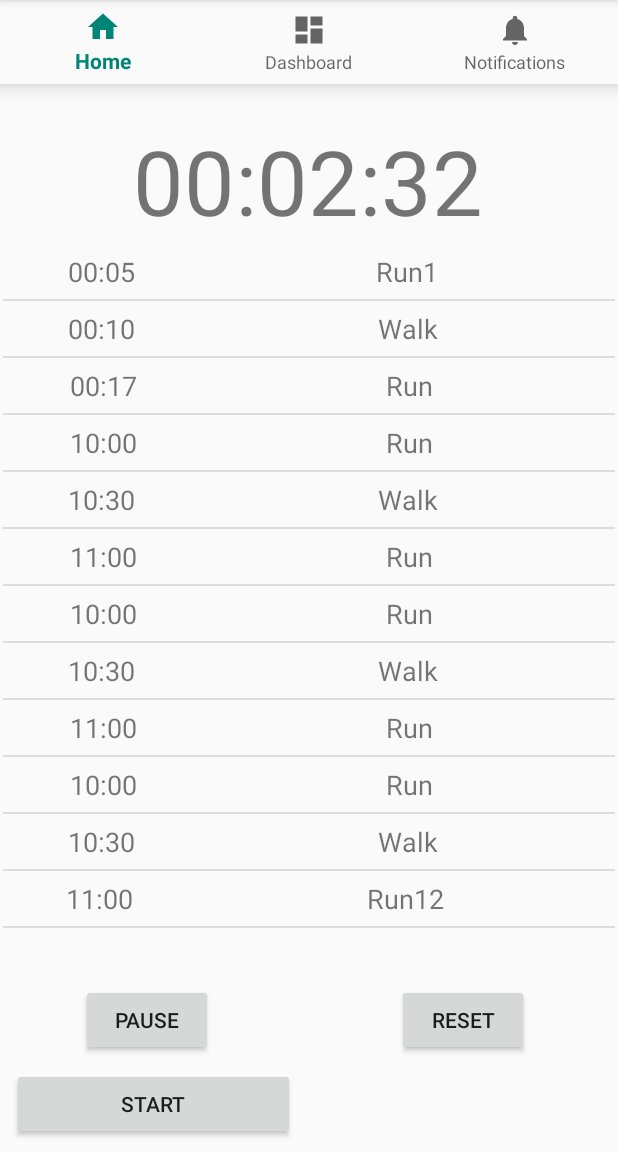
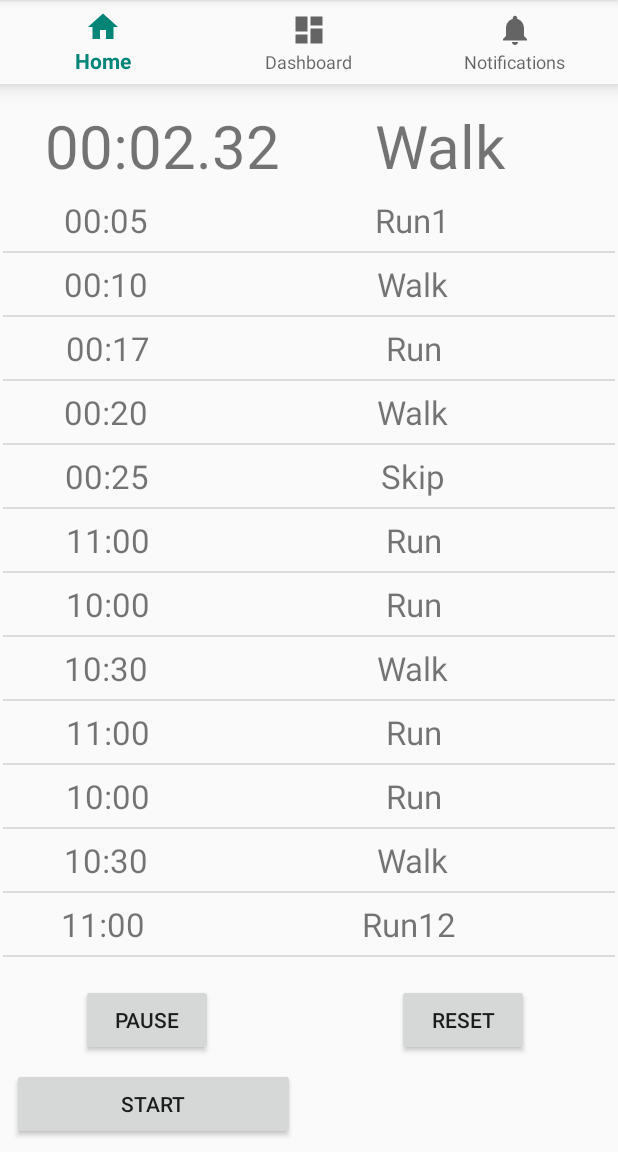
Before and after one commit to Sergiogamboa11/Intervals, an Android app: the screen it shows after launch (MainActivity), after a tap on "PAUSE", on a phone screen of 412 x 824 dp, the part 84-1236 px from its top. Run offline under Robolectric (Android 15) with nearby library versions, the phone set to English and light mode, and no system bars; 1 other tap on this screen came first.

Commit message:
Intervals that have been passed by the stopwatch are now removed, made some UI changes

```diff
--- a/app/src/main/AndroidManifest.xml
+++ b/app/src/main/AndroidManifest.xml
@@ -11,7 +11,8 @@
         android:theme="@style/AppTheme">
         <activity
             android:name=".MainActivity"
-            android:label="@string/app_name">
+            android:label="@string/app_name"
+            android:screenOrientation="portrait" >
             <intent-filter>
                 <action android:name="android.intent.action.MAIN" />
 
--- a/app/src/main/java/com/example/intervals/MainActivity.java
+++ b/app/src/main/java/com/example/intervals/MainActivity.java
@@ -13,6 +13,7 @@ import androidx.appcompat.app.AppCompatActivity;
 import androidx.annotation.NonNull;
 
 import android.os.Handler;
+import android.util.Log;
 import android.view.MenuItem;
 import android.view.View;
 import android.widget.Button;
@@ -28,7 +29,7 @@ public class MainActivity extends AppCompatActivity {
     long startTime, currenTime;
     long pausedTime = 0;
     boolean isRunning = false;
-    TextView timeTextView;
+    TextView timeTextView, actionTextView;
     Handler handler = new Handler();
     Handler soundHandler = new Handler();
     ListView timeListView;
@@ -38,6 +39,7 @@ public class MainActivity extends AppCompatActivity {
     SoundPool soundPool;
     MediaPlayer mediaPlayer;
     int alert1, alert2;
+    IntervalListViewAdapter adapter;
 
     private BottomNavigationView.OnNavigationItemSelectedListener mOnNavigationItemSelectedListener
             = new BottomNavigationView.OnNavigationItemSelectedListener() {
@@ -68,14 +70,16 @@ public class MainActivity extends AppCompatActivity {
         navView.setOnNavigationItemSelectedListener(mOnNavigationItemSelectedListener);
 
         timeTextView = (TextView) findViewById(R.id.tvTime);
+        actionTextView = (TextView) findViewById(R.id.tvAction);
+
         timeListView = (ListView) findViewById(R.id.timeListView);
 
 
         Interval a = new Interval("00:05","Run1");
         Interval a2 = new Interval("00:10","Walk");
         Interval a3 = new Interval("00:17","Run");
-        Interval a4 = new Interval("10:00","Run");
-        Interval a5 = new Interval("10:30","Walk");
+        Interval a4 = new Interval("00:20","Walk");
+        Interval a5 = new Interval("00:25","Skip");
         Interval a6 = new Interval("11:00","Run");
         Interval a7 = new Interval("10:00","Run");
         Interval a8 = new Interval("10:30","Walk");
@@ -98,11 +102,9 @@ public class MainActivity extends AppCompatActivity {
         intervalList.add(a11);
         intervalList.add(a12);
 
-        IntervalListViewAdapter adapter = new IntervalListViewAdapter(this, R.layout.interval_adapter_layout, intervalList);
+        adapter = new IntervalListViewAdapter(this, R.layout.interval_adapter_layout, intervalList);
         timeListView.setAdapter(adapter);
-
     }
-
 
     public boolean checkTime(ArrayList<Interval> list, long currenTime){
 
@@ -113,9 +115,11 @@ public class MainActivity extends AppCompatActivity {
                 minutes, seconds);
 
         for(int i = 0; i < list.size(); i++){
-//            Log.e("ERRCHK", list.get(i).getAction() + "");
-
             if(list.get(i).getTime().equals(time) && milliseconds < 100) { // only play if time matches and its in the earlier part of the second (avoids multiple alarms)
+                String temp = intervalList.get(i).getAction();
+                actionTextView.setText( temp+ "");
+                intervalList.remove(i);
+                adapter.notifyDataSetChanged();
                 play();
             }
 
@@ -132,7 +136,7 @@ public class MainActivity extends AppCompatActivity {
         long minutes = (millis / 1000) / 60;
         long seconds = (millis / 1000) % 60;
         long milliseconds = (millis % 1000) / 10 ;
-        String time = String.format("%02d:%02d:%02d",
+        String time = String.format("%02d:%02d.%02d",
                 minutes, seconds, milliseconds);
         timeTextView.setText(time);
     }
@@ -163,9 +167,23 @@ public class MainActivity extends AppCompatActivity {
         }
     }
 
+    public void pauseTimer(View view){
+        if(isRunning){
+            pausedTime = currenTime;
+            isRunning = false;
+        }
+    }
+
+    public void resetTimer(View view){
+        displayTime(0);
+        pausedTime = 0;
+        isRunning = false;
+    }
+
+
     public void play() {
         if (mediaPlayer == null) {
-            mediaPlayer = MediaPlayer.create(this, R.raw.alertsimple);
+            mediaPlayer = MediaPlayer.create(this, R.raw.alerthighintensity);
             mediaPlayer.setOnCompletionListener(new MediaPlayer.OnCompletionListener() {
                 @Override
                 public void onCompletion(MediaPlayer mp) {
@@ -183,17 +201,5 @@ public class MainActivity extends AppCompatActivity {
         }
     }
 
-    public void pauseTimer(View view){
-        if(isRunning){
-            pausedTime = currenTime;
-            isRunning = false;
-        }
-    }
-
-    public void resetTimer(View view){
-        displayTime(0);
-        pausedTime = 0;
-        isRunning = false;
-    }
 
 }
--- a/app/src/main/res/layout/activity_main.xml
+++ b/app/src/main/res/layout/activity_main.xml
@@ -32,14 +32,25 @@
         android:id="@+id/tvTime"
         android:layout_width="wrap_content"
         android:layout_height="wrap_content"
+        android:layout_marginStart="30dp"
+        android:layout_marginTop="70dp"
+        android:text="00:00.00"
+        android:textSize="40dp"
+        app:layout_constraintStart_toStartOf="parent"
+        app:layout_constraintTop_toTopOf="parent" />
+
+    <TextView
+        android:id="@+id/tvAction"
+        android:layout_width="wrap_content"
+        android:layout_height="wrap_content"
         android:layout_marginStart="8dp"
-        android:layout_marginTop="80dp"
-        android:layout_marginEnd="8dp"
-        android:text="00:00.00"
-        android:textSize="60dp"
+        android:layout_marginTop="70dp"
+        android:layout_marginEnd="20dp"
+        android:text="Walk"
+        android:textSize="40dp"
+        app:layout_constraintBottom_toTopOf="@+id/timeListView"
         app:layout_constraintEnd_toEndOf="parent"
-        app:layout_constraintHorizontal_bias="0.497"
-        app:layout_constraintStart_toStartOf="parent"
+        app:layout_constraintStart_toEndOf="@+id/tvTime"
         app:layout_constraintTop_toTopOf="parent" />
 
     <Button
@@ -100,4 +111,6 @@
         tools:layout_editor_absoluteX="8dp"
         android:padding="2dp"/>
 
+
+
 </androidx.constraintlayout.widget.ConstraintLayout>
--- a/app/src/main/res/layout/interval_adapter_layout.xml
+++ b/app/src/main/res/layout/interval_adapter_layout.xml
@@ -11,7 +11,7 @@
         android:padding="6dp"
         android:text="10:00"
         android:textAlignment="center"
-        android:textSize="18dp" />
+        android:textSize="22dp" />
 
     <TextView
         android:id="@+id/actionTextView"
@@ -21,5 +21,5 @@
         android:padding="6dp"
         android:text="Run"
         android:textAlignment="center"
-        android:textSize="18dp" />
+        android:textSize="22dp" />
 </LinearLayout>
```
